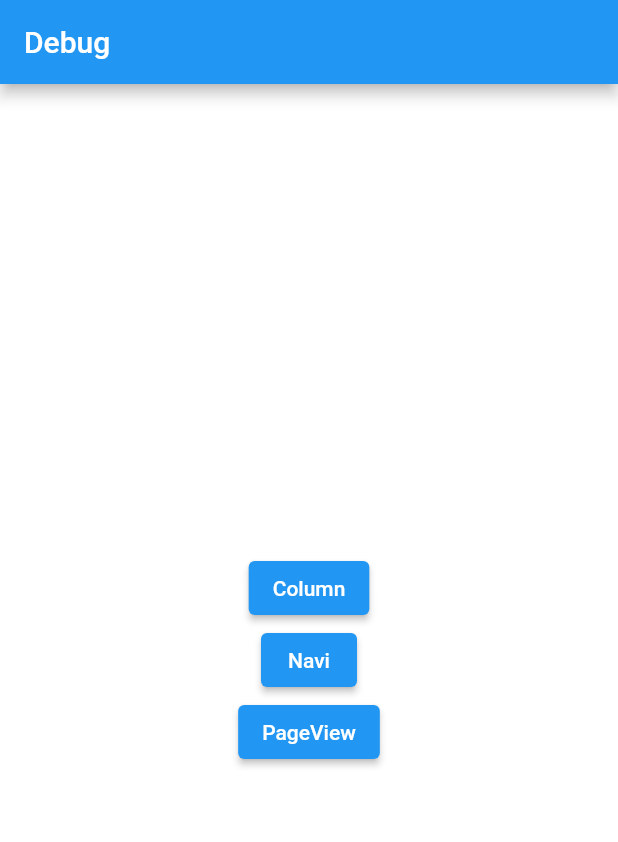
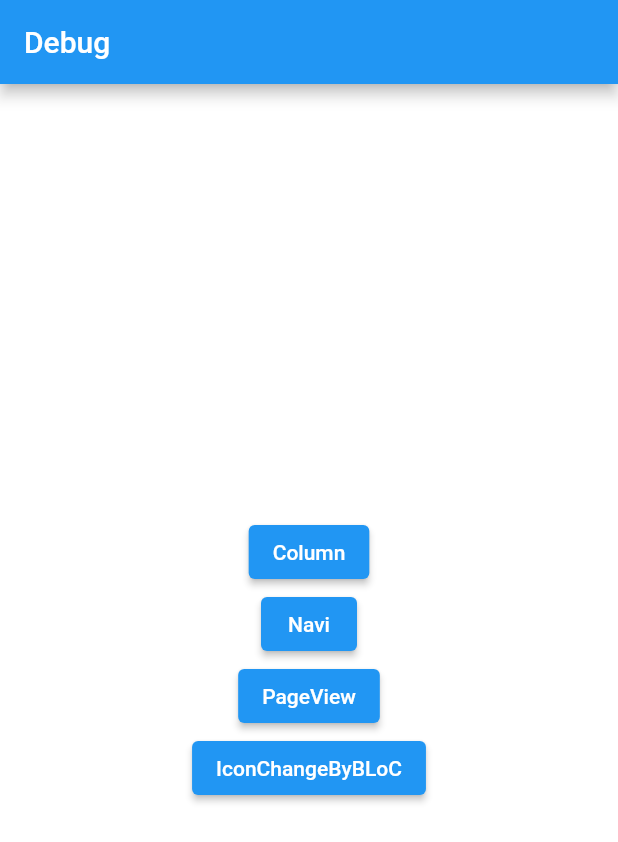
Before and after one commit to ottomossei/my-dart-lang-learning, a Flutter app: the screen it shows after launch, on a phone screen of 412 x 824 dp. Shown: the top 842 px of the screen. Run offline on Flutter 3.47's test engine with Material 2 defaults, Android fonts, the phone set to English and light mode, and no system bars; our stand-ins replace bloc, flutter_bloc.

Commit message:
Implement bloc

```diff
--- /dev/null
+++ b/flutter_project/helloworld/lib/bloc_training/event.dart
@@ -0,0 +1,5 @@
+abstract class IconEvent {}
+
+class SunnyEvent extends IconEvent {}
+
+class RainyEvent extends IconEvent {}
--- /dev/null
+++ b/flutter_project/helloworld/lib/bloc_training/state.dart
@@ -0,0 +1,8 @@
+abstract class IconState {
+  final int icon;
+  const IconState(this.icon);
+}
+
+class IconInitial extends IconState {
+  IconInitial(int icon) : super(icon);
+}
--- a/flutter_project/helloworld/lib/main.dart
+++ b/flutter_project/helloworld/lib/main.dart
@@ -1,4 +1,5 @@
 import 'package:flutter/material.dart';
+import 'bloc_training/main.dart';
 import 'stl/column.dart';
 import 'package:helloworld/screen_transition/navigator/main.dart';
 import 'package:helloworld/screen_transition/pageview/main.dart';
@@ -55,7 +56,15 @@ class MyAppPage extends StatelessWidget {
                     MaterialPageRoute(
                         builder: (context) => const MyPageViewApp()));
               },
-              child: const Text("PageView"))
+              child: const Text("PageView")),
+          ElevatedButton(
+              onPressed: () {
+                Navigator.push(
+                    context,
+                    MaterialPageRoute(
+                        builder: (context) => const MyPageIconChangeApp()));
+              },
+              child: const Text("IconChangeByBLoC"))
         ],
       ),
     );
--- a/flutter_project/helloworld/pubspec.yaml
+++ b/flutter_project/helloworld/pubspec.yaml
@@ -34,6 +34,7 @@ dependencies:
   # The following adds the Cupertino Icons font to your application.
   # Use with the CupertinoIcons class for iOS style icons.
   cupertino_icons: ^1.0.2
+  flutter_bloc: ^8.0.1
 
 dev_dependencies:
   flutter_test:
```
Also changed, not shown: flutter_project/helloworld/lib/bloc_training/bloc.dart (added, +20 -0 lines), flutter_project/helloworld/lib/bloc_training/main.dart (+55 -0 lines), flutter_project/helloworld/pubspec.lock.
